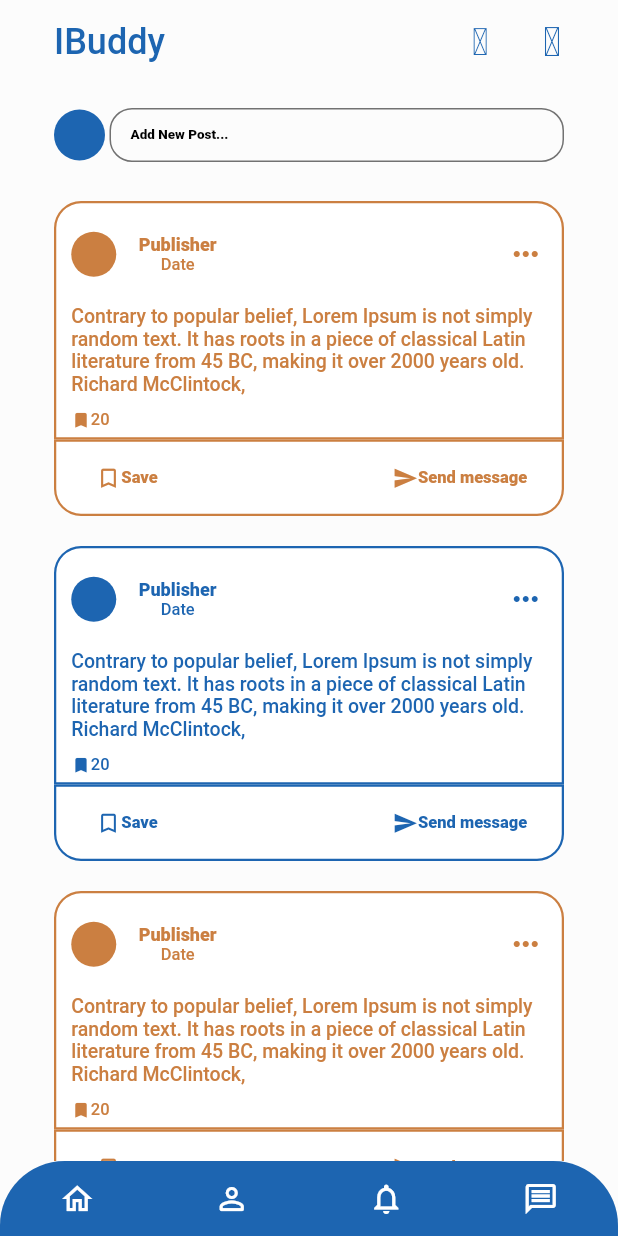
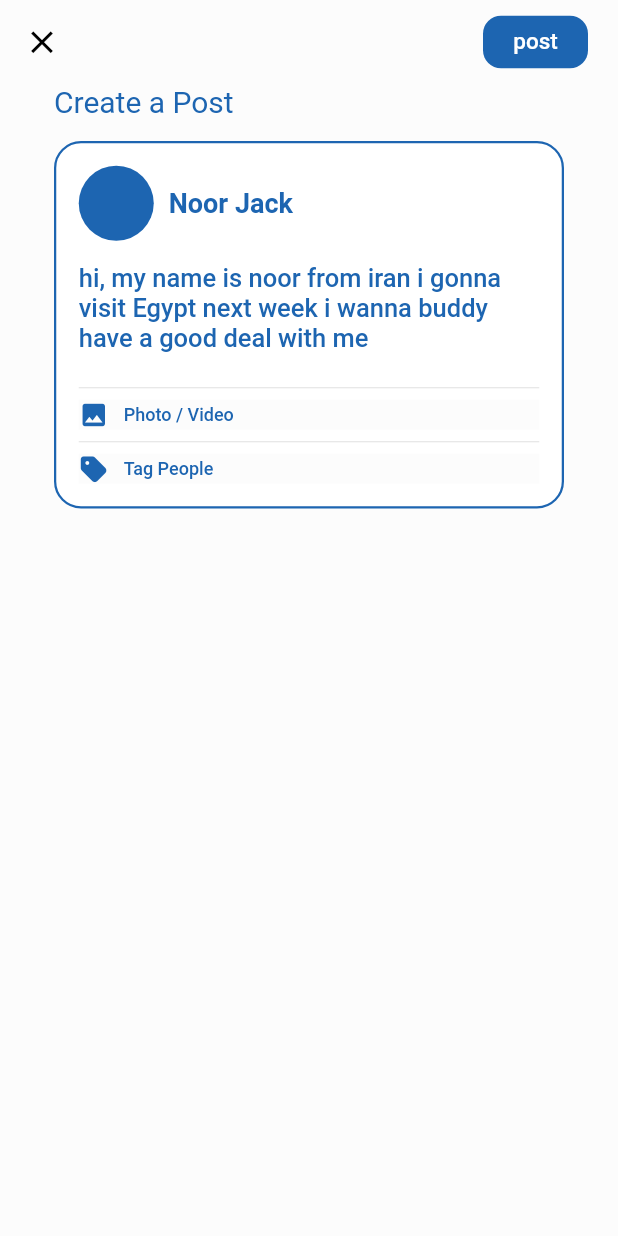
Before and after one commit to AhmedSarg/ibuddy, a Flutter app: the screen it shows after launch, after a tap on "Add New Post...", on a phone screen of 412 x 824 dp. Run offline on Flutter 3.47's test engine with Material 2 defaults, Android fonts, the phone set to English and light mode, and no system bars; our stand-ins replace animated_toggle_switch, cached_network_image, connectivity_plus, dartz, dio, equatable and 20 more; Roboto replaces fonts that are missing (Segoe UI, Tahoma).

Commit message:
finished post adding screen

```diff
--- /dev/null
+++ b/lib/features/screens/buddy/home/add_post_screen.dart
@@ -0,0 +1,184 @@
+import 'package:flutter/material.dart';
+import 'package:font_awesome_flutter/font_awesome_flutter.dart';
+import 'package:get/get.dart';
+import 'package:ibuddy/core/utils/app_colors.dart';
+import 'package:ibuddy/core/utils/app_fonts.dart';
+import 'package:ibuddy/core/utils/app_values.dart';
+
+class AddPost extends StatelessWidget {
+  const AddPost({super.key});
+
+  @override
+  Widget build(BuildContext context) {
+    final width = MediaQuery.of(context).size.width;
+    final height = MediaQuery.of(context).size.height;
+    return Scaffold(
+      appBar: AppBar(
+        backgroundColor: AppColors.transparent,
+        elevation: 0,
+        leading: IconButton(
+          icon: const Icon(Icons.close),
+          iconSize: 25,
+          color: AppColors.black,
+          splashRadius: 20,
+          splashColor: AppColors.white,
+          onPressed: () {
+            Get.back();
+          },
+        ),
+        actions: [
+          Padding(
+            padding: const EdgeInsets.symmetric(
+                vertical: (56 - 35) / 2, horizontal: 20),
+            child: ElevatedButton(
+              onPressed: () {
+                Get.back();
+              },
+              style: ElevatedButton.styleFrom(
+                foregroundColor: AppColors.white,
+                backgroundColor: AppColors.primary,
+                shape: RoundedRectangleBorder(
+                  borderRadius: BorderRadius.circular(12.0),
+                ),
+                elevation: 0,
+                fixedSize: const Size(70, 35),
+                padding: const EdgeInsets.only(bottom: 1),
+                textStyle: const TextStyle(
+                  fontFamily: AppFonts.tahoma,
+                  fontWeight: AppFonts.regular,
+                  fontSize: 15,
+                ),
+              ),
+              child: const Text("post"),
+            ),
+          ),
+        ],
+      ),
+      backgroundColor: AppColors.nearlyWhite,
+      body: Padding(
+        padding: const EdgeInsets.symmetric(horizontal: AppMargin.mPage),
+        child: Column(
+          crossAxisAlignment: CrossAxisAlignment.start,
+          children: [
+            const Text(
+              "Create a Post",
+              style: TextStyle(
+                color: AppColors.primary,
+                fontFamily: AppFonts.tahoma,
+                fontSize: 20,
+              ),
+            ),
+            Container(
+              width: width - AppMargin.mPage * 2,
+              margin: const EdgeInsets.only(top: 15),
+              padding: const EdgeInsets.all(15),
+              decoration: BoxDecoration(
+                color: AppColors.white,
+                borderRadius: BorderRadius.circular(18),
+                border: Border.all(
+                  color: AppColors.primary,
+                  width: 1.5,
+                ),
+              ),
+              child: Column(
+                children: [
+                  Row(
+                    children: const [
+                      Padding(
+                        padding: EdgeInsets.only(right: 10),
+                        child: CircleAvatar(
+                          backgroundColor: AppColors.primary,
+                          radius: 25,
+                        ),
+                      ),
+                      Text(
+                        "Noor Jack",
+                        style: TextStyle(
+                          color: AppColors.primary,
+                          fontFamily: AppFonts.segoe,
+                          fontWeight: AppFonts.semiBold,
+                          fontSize: 18,
+                        ),
+                      ),
+                    ],
+                  ),
+                  const Padding(
+                    padding: EdgeInsets.symmetric(vertical: 15),
+                    child: Text(
+                      "hi, my name is noor from iran "
+                      "i gonna visit Egypt next week i wanna buddy "
+                      "have a good deal with me",
+                      style: TextStyle(
+                          color: AppColors.primary,
+                          fontFamily: AppFonts.segoe,
+                          fontWeight: AppFonts.regular,
+                          fontSize: 17),
+                    ),
+                  ),
+                  const Divider(),
+                  GestureDetector(
+                    onTap: () {},
+                    child: Container(
+                      width: width - AppMargin.mPage * 2 - 20,
+                      color: AppColors.nearlyWhite,
+                      child: Row(
+                        children: const [
+                          Padding(
+                            padding: EdgeInsets.only(right: 10),
+                            child: Icon(
+                              Icons.image,
+                              color: AppColors.primary,
+                              size: 20,
+                            ),
+                          ),
+                          Text(
+                            "Photo / Video",
+                            style: TextStyle(
+                              color: AppColors.primary,
+                              fontFamily: AppFonts.segoe,
+                              fontWeight: AppFonts.regular,
+                              fontSize: 12
+                            ),
+                          ),
+                        ],
+                      ),
+                    ),
+                  ),
+                  const Divider(),
+                  GestureDetector(
+                    onTap: () {},
+                    child: Container(
+                      width: width - AppMargin.mPage * 2 - 20,
+                      color: AppColors.nearlyWhite,
+                      child: Row(
+                        children: const [
+                          Padding(
+                            padding: EdgeInsets.only(right: 10),
+                            child: Icon(
+                              FontAwesomeIcons.tag,
+                              color: AppColors.primary,
+                              size: 20,
+                            ),
+                          ),
+                          Text(
+                            "Tag People",
+                            style: TextStyle(
+                                color: AppColors.primary,
+                                fontFamily: AppFonts.segoe,
+                                fontWeight: AppFonts.regular,
+                                fontSize: 12
+                            ),
+                          ),
+                        ],
+                      ),
+                    ),
+                  ),
+                ],
+              ),
+            ),
+          ],
+        ),
+      ),
+    );
+  }
+}
--- a/lib/features/screens/buddy/home/home_screen.dart
+++ b/lib/features/screens/buddy/home/home_screen.dart
@@ -3,6 +3,7 @@ import 'package:get/get.dart';
 import 'package:ibuddy/core/utils/app_colors.dart';
 import 'package:ibuddy/core/utils/app_values.dart';
 import 'package:ibuddy/core/utils/i_buddy_icons_icons.dart';
+import 'package:ibuddy/features/screens/buddy/home/add_post_screen.dart';
 import 'package:ibuddy/features/screens/buddy/home/menu/account_screen.dart';
 import 'package:ibuddy/features/screens/buddy/home/chats_screen.dart';
 import 'package:ibuddy/features/screens/buddy/home/menu/menu_screen.dart';
@@ -135,7 +136,9 @@ class Home extends StatelessWidget {
             Padding(
               padding: const EdgeInsets.only(left: 3.0),
               child: TextButton(
-                onPressed: () {},
+                onPressed: () {
+                  Get.to(() => const AddPost());
+                },
                 style: ElevatedButton.styleFrom(
                   backgroundColor: AppColors.transparent,
                   shadowColor: AppColors.transparent,
```
